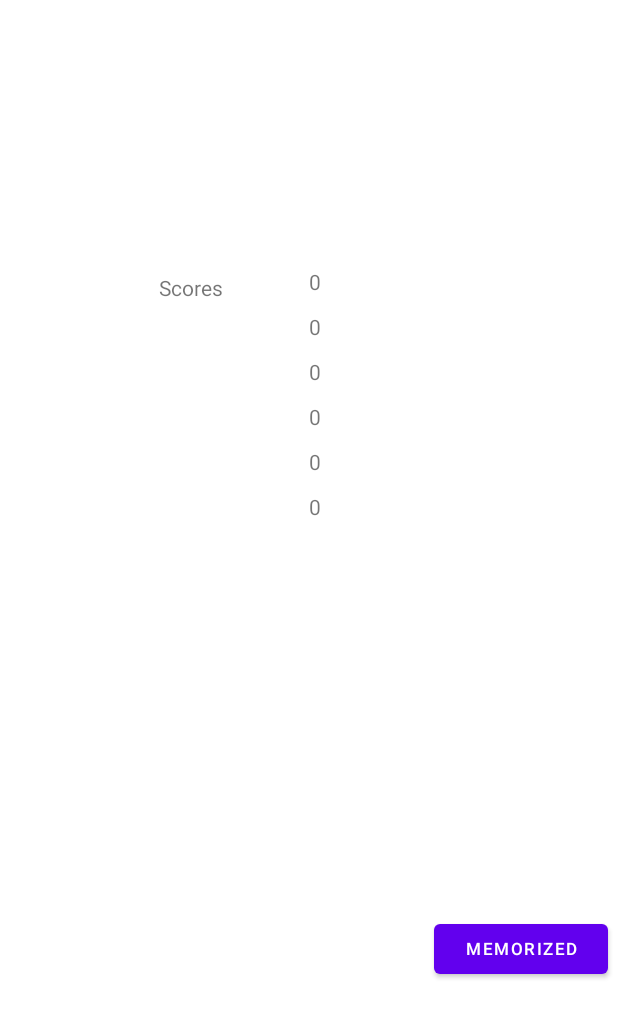
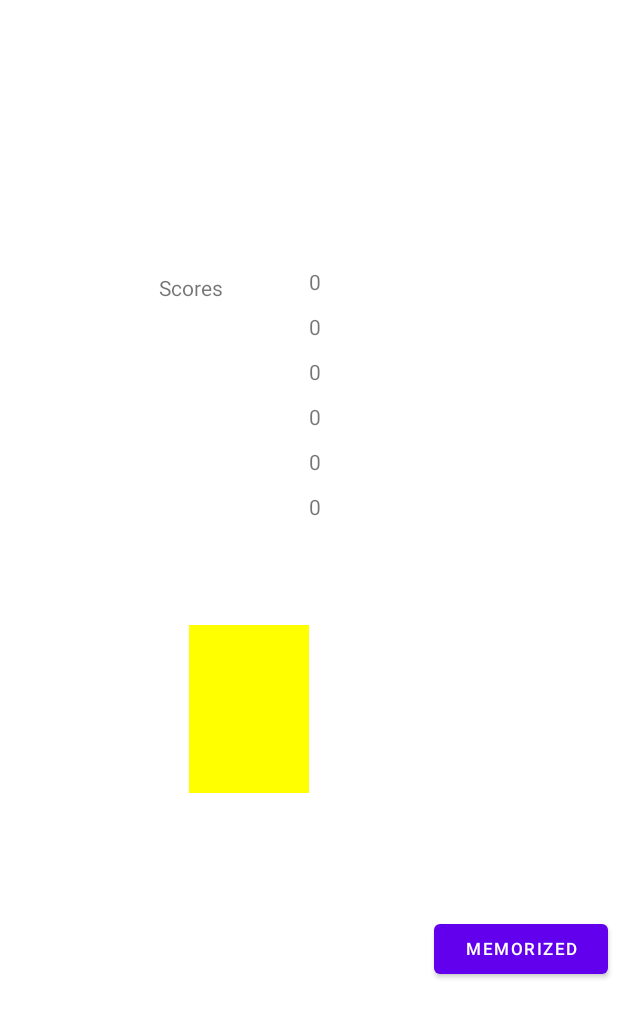
Before and after one commit to RSXEnthusiast/CardGameSuite, an Android app: the layout six_players.xml on its own in the app's theme, with its tools: preview values and no code run, on a phone screen of 412 x 824 dp. Shown: the top 1018 px of the screen. Run offline under Robolectric (Android 15) with nearby library versions, the phone set to English and light mode, and no system bars.

Commit message:
Added highlighting behind discard
Based on suggestions from family who kept forgetting to discard, I added a highlight to the discard pile after drawing a card from the draw pile, to remind you to discard if you wanted to.

```diff
--- a/CardGameSuiteApp/app/src/main/res/layout/six_players.xml
+++ b/CardGameSuiteApp/app/src/main/res/layout/six_players.xml
@@ -105,6 +105,16 @@
         app:layout_constraintTop_toTopOf="parent"
         app:layout_constraintVertical_bias="0.584" />
 
+    <View
+        android:id="@+id/highlightDiscard"
+        android:layout_width="80dp"
+        android:layout_height="112dp"
+        android:background="#FFFF00"
+        app:layout_constraintBottom_toBottomOf="@id/discard"
+        app:layout_constraintEnd_toEndOf="@id/discard"
+        app:layout_constraintStart_toStartOf="@id/discard"
+        app:layout_constraintTop_toTopOf="@id/discard" />
+
     <TextView
         android:id="@+id/instruction"
         android:layout_width="400dp"
@@ -133,11 +143,11 @@
         android:id="@+id/scores"
         android:layout_width="116dp"
         android:layout_height="180dp"
+        android:layout_marginVertical="178dp"
         android:orientation="vertical"
-        android:layout_marginVertical="178dp"
+        app:layout_constraintEnd_toEndOf="parent"
         app:layout_constraintStart_toStartOf="parent"
-        app:layout_constraintTop_toTopOf="parent"
-        app:layout_constraintEnd_toEndOf="parent">
+        app:layout_constraintTop_toTopOf="parent">
 
         <LinearLayout
             android:layout_width="match_parent"
@@ -180,6 +190,7 @@
                 android:layout_weight="1"
                 android:text="0" />
         </LinearLayout>
+
         <LinearLayout
             android:layout_width="match_parent"
             android:layout_height="30dp"
@@ -200,6 +211,7 @@
                 android:layout_weight="1"
                 android:text="0" />
         </LinearLayout>
+
         <LinearLayout
             android:layout_width="match_parent"
             android:layout_height="30dp"
@@ -220,6 +232,7 @@
                 android:layout_weight="1"
                 android:text="0" />
         </LinearLayout>
+
         <LinearLayout
             android:layout_width="match_parent"
             android:layout_height="30dp"
@@ -240,6 +253,7 @@
                 android:layout_weight="1"
                 android:text="0" />
         </LinearLayout>
+
         <LinearLayout
             android:layout_width="match_parent"
             android:layout_height="30dp"
```
Also changed, not shown: CardGameSuiteApp/app/src/main/java/com/example/cardgamesuiteapp/Fives.java (+7 -0 lines), CardGameSuiteApp/app/src/main/res/layout/five_players.xml (+13 -0 lines), CardGameSuiteApp/app/src/main/res/layout/four_players.xml (+12 -0 lines), CardGameSuiteApp/app/src/main/res/layout/three_players.xml (+11 -0 lines), CardGameSuiteApp/app/src/main/res/layout/two_players.xml (+10 -0 lines).
